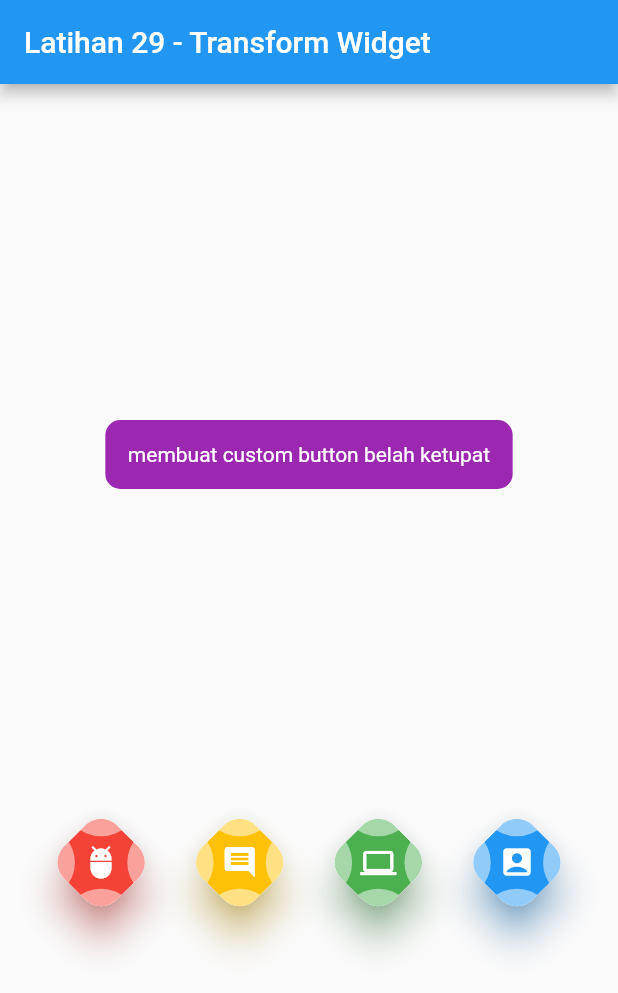
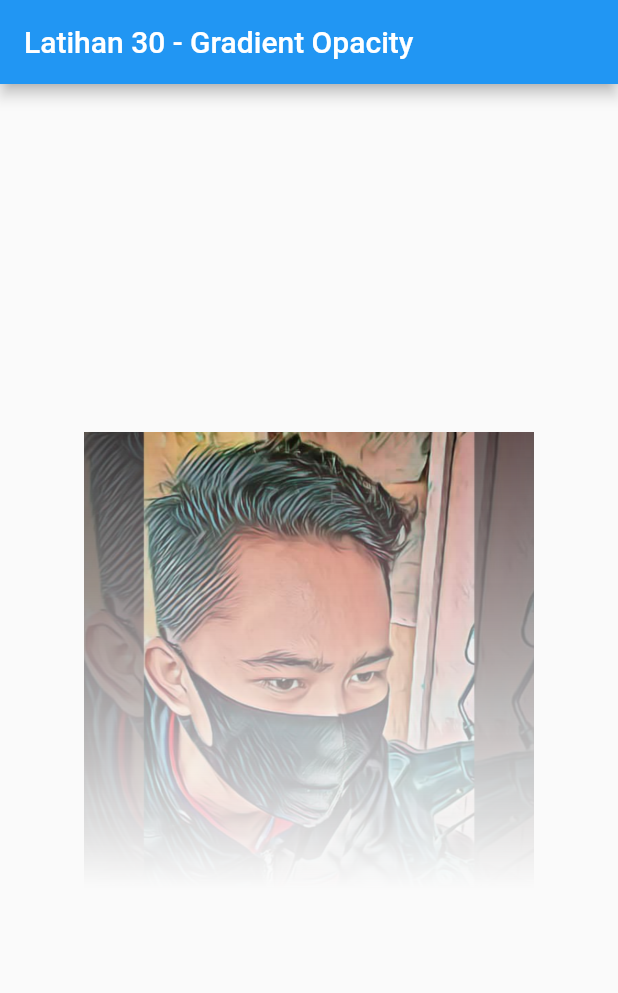
Before and after one commit to dodichakill/latihan_flutter_ku, a Flutter app: the screen it shows after launch, on a phone screen of 412 x 824 dp. Shown: the top 993 px of the screen. Run offline on Flutter 3.47's test engine with Material 2 defaults, Android fonts, the phone set to English and light mode, and no system bars.

Commit message:
Latihan 30 - Gradient Opacity (transparansi bergradasi)

```diff
--- a/lib/colorful_button.dart
+++ /dev/null
@@ -1,122 +0,0 @@
-import 'dart:math';
-
-import 'package:flutter/material.dart';
-
-class ColorfulButton extends StatefulWidget {
-  Color mainColor, secondColor; //membuat variable warna
-  IconData iconData;
-
-  @override
-  _ColorfulButtonState createState() =>
-      _ColorfulButtonState(mainColor, secondColor, iconData);
-  ColorfulButton(this.mainColor, this.secondColor,
-      this.iconData); //membuat constructor untuk dapat menampung nilai pada saat pemanggilannya
-}
-
-class _ColorfulButtonState extends State<ColorfulButton> {
-  Color mainColor, secondColor; //membuat variable warna
-  bool isPressed = false;
-  IconData iconData;
-
-  _ColorfulButtonState(this.mainColor, this.secondColor,
-      this.iconData); //membuat constructor untuk dapat menampung nilai
-  @override
-  Widget build(BuildContext context) {
-    return Transform.rotate(
-      angle: pi /
-          4, // pi(nilai bilangan 3.14 radoam) merupakan nilai dari 180 derajat lalu dibagi 4 hingga menghasilkan 45 derajat. ini memerlukan import 'dart:math';
-      child: GestureDetector(
-        onTapDown: (detail) {
-          //onTapDown merupakan suatu event yang terjadi ketika tombol sedang ditekan
-          setState(() {
-            isPressed = !isPressed; // akan mengembalikan true
-          });
-        },
-        onTapUp: (detail) {
-          // onTapUp merupakan suatu event yang terjadi ketika tombol sudah ditekan
-          setState(() {
-            isPressed = !isPressed; // akan mengembalikan false
-          });
-        },
-        onTapCancel: () => setState(() {
-          // onTapCancel merupakan suatu event yang terjadi ketika tombol batal ditekan (yaitu ketika menekan tombol lalu bergeser ke luar tombol)
-          isPressed = !isPressed; // akan mengembalikan false
-        }),
-        child: Material(
-          borderRadius: BorderRadius.circular(15),
-          elevation: (isPressed) ? 5 : 10,
-          shadowColor: (isPressed) ? secondColor : mainColor,
-          child: ClipRRect(
-            borderRadius: BorderRadius.circular(
-                15), //berguna untuk memotong clip dengan border radius
-            child: Stack(
-              children: [
-                SizedBox(
-                  width: 50,
-                  height: 50,
-                  child: Material(
-                    borderRadius: BorderRadius.circular(15),
-                    color: (isPressed) ? secondColor : mainColor,
-                    child: Transform.rotate(
-                      // Transform.translate berguna untuk memutar suatu objek
-                      angle: -pi / 4,
-                      child: Icon(
-                        iconData,
-                        color: Colors.white,
-                      ),
-                    ),
-                  ),
-                ),
-                Transform.translate(
-                  // Transform.translate berguna untuk merubah suatu posisi objek
-                  offset: Offset(30, 30),
-                  child: SizedBox(
-                    width: 50,
-                    height: 50,
-                    child: Material(
-                      color: Colors.white.withOpacity(0.5),
-                      borderRadius: BorderRadius.circular(25),
-                    ),
-                  ),
-                ),
-                Transform.translate(
-                  offset: Offset(-30, 30),
-                  child: SizedBox(
-                    width: 50,
-                    height: 50,
-                    child: Material(
-                      color: Colors.white.withOpacity(0.5),
-                      borderRadius: BorderRadius.circular(25),
-                    ),
-                  ),
-                ),
-                Transform.translate(
-                  offset: Offset(-30, -30),
-                  child: SizedBox(
-                    width: 50,
-                    height: 50,
-                    child: Material(
-                      color: Colors.white.withOpacity(0.5),
-                      borderRadius: BorderRadius.circular(25),
-                    ),
-                  ),
-                ),
-                Transform.translate(
-                  offset: Offset(30, -30),
-                  child: SizedBox(
-                    width: 50,
-                    height: 50,
-                    child: Material(
-                      color: Colors.white.withOpacity(0.5),
-                      borderRadius: BorderRadius.circular(25),
-                    ),
-                  ),
-                ),
-              ],
-            ),
-          ),
-        ),
-      ),
-    );
-  }
-}
--- a/lib/main.dart
+++ b/lib/main.dart
@@ -1,7 +1,6 @@
-// Latihan 29 - Transform widget (membuat custom button belah ketupat)
+// Latihan 30 - Gradient Opacity (transparansi bergradasi)
 
 import 'package:flutter/material.dart';
-import 'package:latihan_flutter_ku/colorful_button.dart';
 
 void main() => runApp(MyApp()); //untuk mencegah aplikasi berorientasi landscape
 
@@ -10,40 +9,32 @@ class MyApp extends StatelessWidget {
   Widget build(BuildContext context) {
     return MaterialApp(
       home: Scaffold(
-        appBar: AppBar(
-          title: Text('Latihan 29 - Transform Widget'),
-        ),
-        body: Center(
-            child: Column(
-          mainAxisAlignment: MainAxisAlignment.spaceEvenly,
-          children: [
-            Container(
-                decoration: BoxDecoration(
-                  borderRadius: BorderRadius.circular(10),
-                  color: Colors.purple,
-                ),
-                padding: EdgeInsets.all(15),
-                child: Text(
-                  'membuat custom button belah ketupat',
-                  style: TextStyle(color: Colors.white),
-                )),
-            Row(
-              mainAxisAlignment: MainAxisAlignment.spaceEvenly,
-              children: [
-                ColorfulButton(Colors.red, Colors.blue, Icons.adb),
-                ColorfulButton(Colors.amber, Colors.green, Icons.comment),
-                ColorfulButton(Colors.green, Colors.purple, Icons.computer),
-                ColorfulButton(Colors.blue, Colors.red, Icons.account_box),
-              ],
+          appBar: AppBar(
+            title: Text('Latihan 30 - Gradient Opacity'),
+          ),
+          body: Center(
+            child: ShaderMask(
+              shaderCallback: (rectangle) {
+                return LinearGradient(
+                  colors: [Colors.black, Colors.transparent],
+                  begin: Alignment.topCenter,
+                  end: Alignment.bottomCenter,
+                ).createShader(
+                    Rect.fromLTRB(0, 0, rectangle.width, rectangle.height));
+                //berguna untuk membuat efek gradasi opacity linear dengan mask
+              },
+              blendMode:
+                  BlendMode.dstIn, //untuk membuat gambarnya menyatu dengan mask
+              child: Image(
+                width: 300,
+                image: AssetImage('images/img.jpg'),
+              ),
             ),
-          ],
-        )),
-      ),
+          )),
     );
   }
 }
 
 // penjelasan singkat
 // ----------------
-// Widget Transform berguna untuk merubah suatu posisi objek.
-// lihat penjelasan lainya di codenya
+// Widget ShaderMask berguna untuk mengolah gambar menjadi masking dengan berbagai pilihan seperti membuatnya gradasi opacity seperti contoh diatas
```
